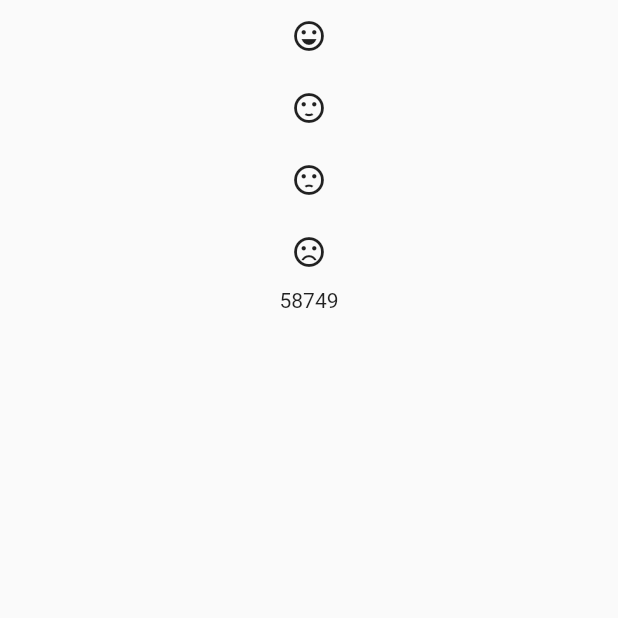
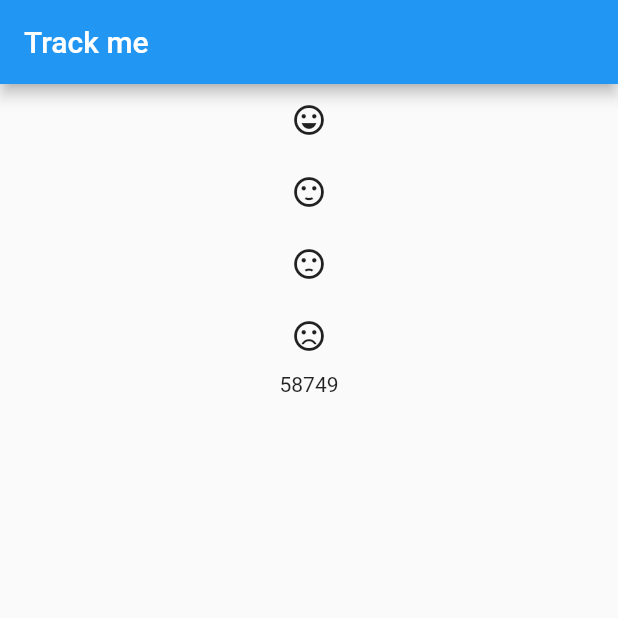
Before and after one commit to JesperBaltzersen/TrackerApp, a Flutter app: the screen it shows after launch, after a tap on the "sentiment very satisfied" icon, on a phone screen of 412 x 824 dp, the top half of it. Run offline on Flutter 3.47's test engine with Material 2 defaults, Android fonts, the phone set to English and light mode, and no system bars.

Commit message:
Cleaning up and splitting in to multiple classes and files.

```diff
--- /dev/null
+++ b/daily_tracking/lib/SmileyTrackerWidget.dart
@@ -0,0 +1,61 @@
+import 'package:flutter/material.dart';
+
+class SmileyTracker extends StatefulWidget {
+
+  Function _onTrackingOptionSelected;
+
+  SmileyTracker({onTrackingOptionSelected : Function}){
+    _onTrackingOptionSelected = onTrackingOptionSelected;
+  }
+
+  @override
+  _SmileyTrackerState createState() => new _SmileyTrackerState(_onTrackingOptionSelected);
+
+}
+
+class _SmileyTrackerState extends State<SmileyTracker>{
+  IconData _chosenIcon;
+  List<IconData> _icons = [
+    Icons.sentiment_very_satisfied,
+    Icons.sentiment_satisfied,
+    Icons.sentiment_dissatisfied,
+    Icons.sentiment_very_dissatisfied,
+  ];
+  Function _onTrackingOptionSelected;
+
+  _SmileyTrackerState(this._onTrackingOptionSelected);
+
+  _onPressed(IconData icon){
+    setState(() {
+          _chosenIcon = icon;
+          _onTrackingOptionSelected(icon);
+        });
+  }
+
+  @override
+  Widget build(BuildContext context){
+    return new ListView(
+          children: <Widget>[
+            new FlatButton(
+              onPressed: () => _onPressed(_icons[0]),
+              child: new Icon(_icons[0]),
+            ),
+            new FlatButton(
+              onPressed: () => _onPressed(_icons[1]),
+              child: new Icon(_icons[1]),
+            ),
+            new FlatButton(
+              onPressed: () => _onPressed(_icons[2]),
+              child: new Icon(_icons[2]),
+            ),
+            new FlatButton(
+              onPressed: () => _onPressed(_icons[3]),
+              child: new Icon(_icons[3]),
+            ),
+            new Center(
+              child: new Text( (_chosenIcon != null) ? _chosenIcon.codePoint.toString() : "na"),
+              ),
+          ],
+        );
+  }
+}
--- a/daily_tracking/lib/main.dart
+++ b/daily_tracking/lib/main.dart
@@ -1,4 +1,5 @@
 import 'package:flutter/material.dart';
+import 'SmileyTrackerWidget.dart';
 
 void main() => runApp(new TrackerApp(new DataStore()));
 
@@ -29,13 +30,9 @@ class SmileyPage extends StatefulWidget {
 class _SmileyPageState extends State<SmileyPage> {
   DataStore _dataStore;
   ClickLogger _clickLogger;
-  Icon _chosenIcon;
-  List<Icon> _icons = [
-    new Icon(Icons.sentiment_very_satisfied),
-    new Icon(Icons.sentiment_satisfied),
-    new Icon(Icons.sentiment_dissatisfied),
-    new Icon(Icons.sentiment_very_dissatisfied),
-  ];
+
+
+
 
   _SmileyPageState(DataStore dataStore) {
         _dataStore = dataStore;
@@ -51,51 +48,26 @@ class _SmileyPageState extends State<SmileyPage> {
       super.initState();
     }
 
-  _onPressed(Icon icon){
+  _onPressed(IconData icon){
     setState(() {
-          _chosenIcon = icon;
-          _clickLogger.logSmileyClick(_chosenIcon);
+          _clickLogger.logSmileyClick(icon);
         });
   }
-
- _onPressedWithoutState(Icon icon){
-   _chosenIcon = icon;
-   _clickLogger.logSmileyClick(_chosenIcon);
-  }
-
 
   @override
   Widget build(BuildContext context) {
     return new Scaffold(
+      appBar: new AppBar(
+        title: new Text('Track me'),
+      ),
       body: new Center(
-        child: new ListView(
-          children: <Widget>[
-            new FlatButton(
-              onPressed: () => _onPressed(_icons[0]),
-              child: _icons[0],
-            ),
-            new FlatButton(
-
-              onPressed: () => _onPressed(_icons[1]),
-              child: _icons[1],
-            ),
-            new FlatButton(
-              onPressed: () => _onPressed(_icons[2]),
-              child: _icons[2],
-            ),
-            new FlatButton(
-              onPressed: () => _onPressed(_icons[3]),
-              child: _icons[3],
-            ),
-            new Center(
-              child: new Text( (_chosenIcon != null) ? _chosenIcon.icon.codePoint.toString() : "na"),//_clickLogger._dataStore._icon != null ? _clickLogger._dataStore._icon.icon.codePoint.toString() : "not quite ready"),//new Text(_dataStore == null ? _dataStore._icon.icon.codePoint.toString() : "not quite ready"),
-              ),
-          ],
-        ),
+        child: new SmileyTracker(onTrackingOptionSelected: _onPressed),
       ),
     );
   }
 }
+
+
 
 class ClickLogger {
   DataStore _dataStore;
@@ -104,19 +76,19 @@ class ClickLogger {
     _dataStore = dataStore;
   }
 
-  void logSmileyClick(Icon icon) {
+  void logSmileyClick(IconData icon) {
     _dataStore.put(icon);
   }
 }
 
 class DataStore {
   String store = 'fake';
-  Icon _icon;
+  IconData _icon;
   DataStore() {
     //save to firebase
   }
 
-  put(Icon icon) {
+  put(IconData icon) {
     _icon = icon;
     _putInFirebase();
   }
@@ -125,109 +97,3 @@ class DataStore {
   print('put icon in firebase');
   }
 }
-
-// class MyApp extends StatelessWidget {
-//   // This widget is the root of your application.
-//   @override
-//   Widget build(BuildContext context) {
-//     return new MaterialApp(
-//       title: 'Flutter Demo',
-//       theme: new ThemeData(
-//         // This is the theme of your application.
-//         //
-//         // Try running your application with "flutter run". You'll see the
-//         // application has a blue toolbar. Then, without quitting the app, try
-//         // changing the primarySwatch below to Colors.green and then invoke
-//         // "hot reload" (press "r" in the console where you ran "flutter run",
-//         // or press Run > Flutter Hot Reload in IntelliJ). Notice that the
-//         // counter didn't reset back to zero; the application is not restarted.
-//         primarySwatch: Colors.blue,
-//       ),
-//       home: new MyHomePage(title: 'Flutter Demo Home Page'),
-//     );
-//   }
-// }
-
-class MyHomePage extends StatefulWidget {
-  MyHomePage({Key key, this.title}) : super(key: key);
-
-  // This widget is the home page of your application. It is stateful, meaning
-  // that it has a State object (defined below) that contains fields that affect
-  // how it looks.
-
-  // This class is the configuration for the state. It holds the values (in this
-  // case the title) provided by the parent (in this case the App widget) and
-  // used by the build method of the State. Fields in a Widget subclass are
-  // always marked "final".
-
-  final String title;
-
-  @override
-  _MyHomePageState createState() => new _MyHomePageState();
-}
-
-class _MyHomePageState extends State<MyHomePage> {
-  int _counter = 0;
-
-  void _incrementCounter() {
-    setState(() {
-      // This call to setState tells the Flutter framework that something has
-      // changed in this State, which causes it to rerun the build method below
-      // so that the display can reflect the updated values. If we changed
-      // _counter without calling setState(), then the build method would not be
-      // called again, and so nothing would appear to happen.
-      _counter++;
-    });
-  }
-
-  @override
-  Widget build(BuildContext context) {
-    // This method is rerun every time setState is called, for instance as done
-    // by the _incrementCounter method above.
-    //
-    // The Flutter framework has been optimized to make rerunning build methods
-    // fast, so that you can just rebuild anything that needs updating rather
-    // than having to individually change instances of widgets.
-    return new Scaffold(
-      appBar: new AppBar(
-        // Here we take the value from the MyHomePage object that was created by
-        // the App.build method, and use it to set our appbar title.
-        title: new Text(widget.title),
-      ),
-      body: new Center(
-        // Center is a layout widget. It takes a single child and positions it
-        // in the middle of the parent.
-        child: new Column(
-          // Column is also layout widget. It takes a list of children and
-          // arranges them vertically. By default, it sizes itself to fit its
-          // children horizontally, and tries to be as tall as its parent.
-          //
-          // Invoke "debug paint" (press "p" in the console where you ran
-          // "flutter run", or select "Toggle Debug Paint" from the Flutter tool
-          // window in IntelliJ) to see the wireframe for each widget.
-          //
-          // Column has various properties to control how it sizes itself and
-          // how it positions its children. Here we use mainAxisAlignment to
-          // center the children vertically; the main axis here is the vertical
-          // axis because Columns are vertical (the cross axis would be
-          // horizontal).
-          mainAxisAlignment: MainAxisAlignment.center,
-          children: <Widget>[
-            new Text(
-              'You have pushed the button this many times:',
-            ),
-            new Text(
-              '$_counter',
-              style: Theme.of(context).textTheme.display1,
-            ),
-          ],
-        ),
-      ),
-      floatingActionButton: new FloatingActionButton(
-        onPressed: _incrementCounter,
-        tooltip: 'Increment',
-        child: new Icon(Icons.add),
-      ), // This trailing comma makes auto-formatting nicer for build methods.
-    );
-  }
-}
```
Also changed, not shown: 3 other files.
